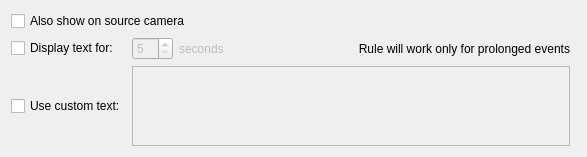
Qt form client/libclient/src/ui/widgets/business/show_text_overlay_action_widget.ui (networkoptix/nx_open) before a commit.
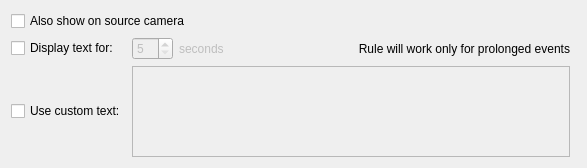
The same form after that commit.

Commit message:
VMS-4414 - Text overlay action. Increase size of "Use custom text" text area
<==== Mercurial data ====>
Branch: dev_3.0.0_gui

```diff
--- a/client/libclient/src/ui/widgets/business/show_text_overlay_action_widget.ui
+++ b/client/libclient/src/ui/widgets/business/show_text_overlay_action_widget.ui
@@ -7,7 +7,7 @@
     <x>0</x>
     <y>0</y>
     <width>587</width>
-    <height>154</height>
+    <height>168</height>
    </rect>
   </property>
   <property name="windowTitle">
@@ -143,18 +143,6 @@
      <property name="enabled">
       <bool>false</bool>
      </property>
-     <property name="sizePolicy">
-      <sizepolicy hsizetype="Expanding" vsizetype="Fixed">
-       <horstretch>0</horstretch>
-       <verstretch>0</verstretch>
-      </sizepolicy>
-     </property>
-     <property name="maximumSize">
-      <size>
-       <width>16777215</width>
-       <height>80</height>
-      </size>
-     </property>
      <property name="horizontalScrollBarPolicy">
       <enum>Qt::ScrollBarAlwaysOff</enum>
      </property>
```
